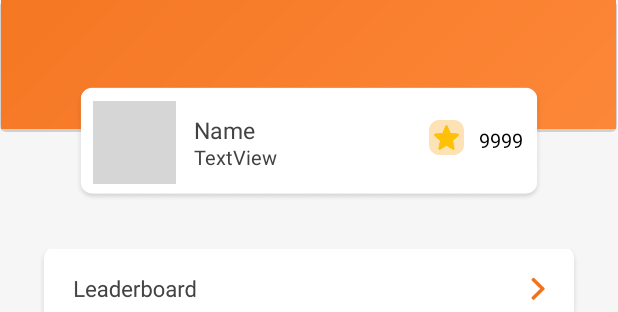
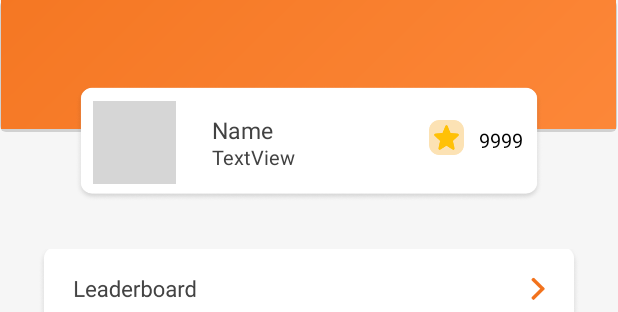
Before and after one commit to ssarahlu/INFS3605, an Android app: the layout fragment_profile.xml on its own in the app's theme, with its tools: preview values and no code run, on a phone screen of 412 x 824 dp. Shown: the top 312 px of the screen. Run offline under Robolectric (Android 15) with nearby library versions, the phone set to English and light mode, and no system bars; grey boxes are pictures that could not be loaded.

Commit message:
[fix] UI for fragment profile

```diff
--- a/app/src/main/res/layout/fragment_profile.xml
+++ b/app/src/main/res/layout/fragment_profile.xml
@@ -122,8 +122,8 @@
         android:layout_width="wrap_content"
         android:layout_height="wrap_content"
         android:layout_marginTop="20dp"
-        android:layout_marginEnd="192dp"
-        android:layout_marginRight="192dp"
+        android:layout_marginEnd="180dp"
+        android:layout_marginRight="180dp"
         android:layout_marginBottom="39dp"
         android:text="Name"
         android:textColor="#424242"
@@ -145,7 +145,7 @@
         android:textSize="13sp"
         app:layout_constraintBottom_toBottomOf="@+id/background_white"
         app:layout_constraintStart_toStartOf="@+id/name"
-        app:layout_constraintTop_toBottomOf="@+id/colour_name"
+        app:layout_constraintTop_toBottomOf="@+id/name"
         app:layout_constraintVertical_bias="1.0" />
 
     <ImageView
```
